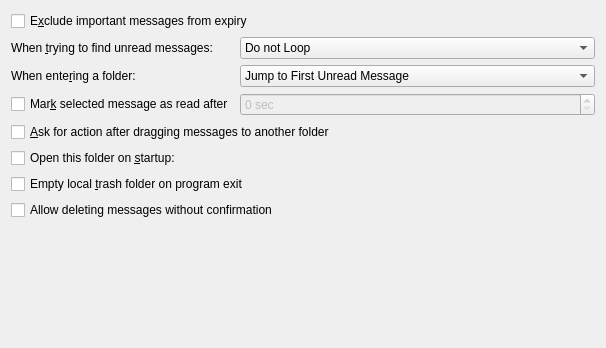
Above: src/ui/miscpagemaintab.ui from KDE/kmail before the change. Below: the same form after it.
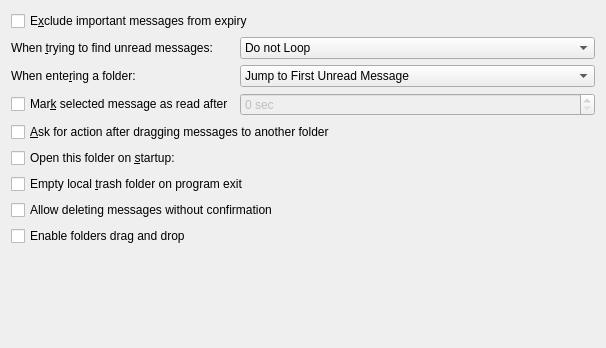
That is the form after the change.

Commit message: Allow to implement enable/disable dnd folder

What changed in the file:
```diff
--- a/src/ui/miscpagemaintab.ui
+++ b/src/ui/miscpagemaintab.ui
@@ -181,6 +181,13 @@
        </property>
       </widget>
      </item>
+     <item row="9" column="0">
+      <widget class="QCheckBox" name="mEnableFolderDragAndDrop">
+       <property name="text">
+        <string>Enable folders drag and drop</string>
+       </property>
+      </widget>
+     </item>
     </layout>
    </item>
    <item>
```
Left out of the diff: 140 changed lines with no effect on the pictures. The commit also changes 4 other files.
